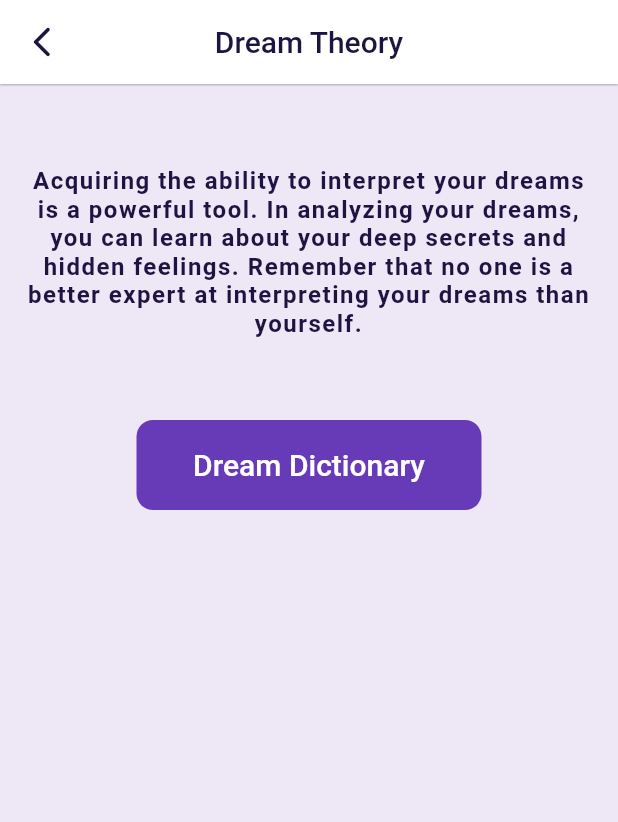
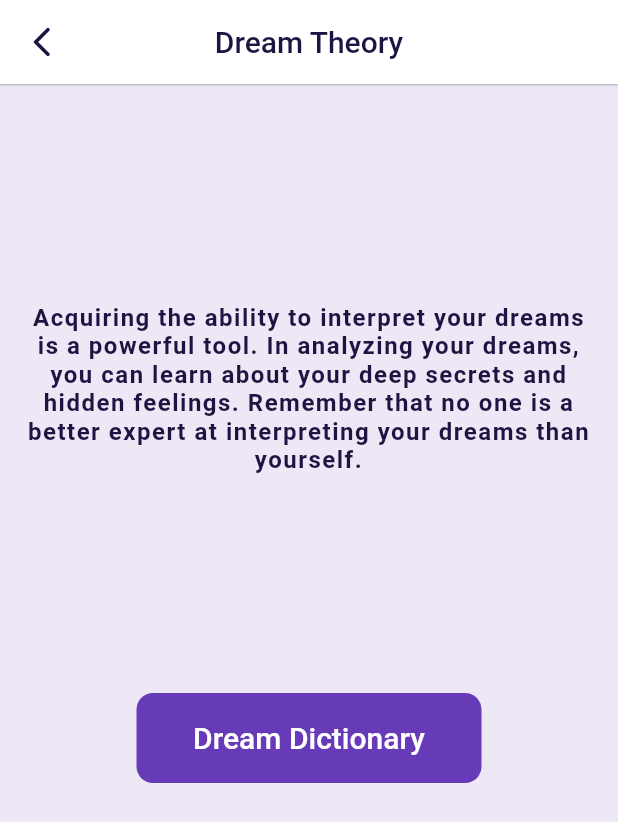
Before and after one commit to CrumblingCastle/DreamCatcher_Flutter, a Flutter app: the InfoPage screen opened directly, on a phone screen of 412 x 824 dp. Shown: the top 822 px of the screen. Run offline on Flutter 3.47's test engine with Material 2 defaults, Android fonts, the phone set to English and light mode, and no system bars; our stand-ins replace after_layout, image_picker, scrollable_positioned_list, signature, syncfusion_flutter_charts; missing offline and left inert: flutter_alarm_clock.

Commit message:
final_final

```diff
--- a/lib/main.dart
+++ b/lib/main.dart
@@ -29,7 +29,7 @@ List<Dream> dreams = [
     description: 'I was walking in a park and a dragon attacked me.',
     lucid: false,
     date: DateTime(2022, 03, 04),
-    characters: ['dragon'],
+    characters: ['red dragon'],
     place: ['park'],
   ),
   Dream(
@@ -38,22 +38,35 @@ List<Dream> dreams = [
           'I was climbing on a steep rock and another dragon attacked me.',
       lucid: false,
       date: DateTime(2022, 03, 05),
-    characters: ['dragon', 'coach Victor'],
-  ),
+      characters: ['blue dragon', 'coach Victor'],
+      place: ['climbing spot byt the sea'],
+      theme: ['getting attacked by a dragon'],
+      dreamImage: const Image(
+          image: NetworkImage(
+              'https://media-cdn.tripadvisor.com/media/photo-s/13/8c/de/2f/sea-cliff-climbing-devon.jpg'))),
   Dream(
     title: 'Dragon attack',
     description:
-        'I was getting attacked by a dragon and all of sudden another dragon attacked me.. these dragons are getting out of hand imo.',
+        'I was getting attacked by a red dragon and all of sudden another dragon, a blue one, attacked me, a purple one.. these dragons are getting out of hand imo.',
     lucid: true,
     date: DateTime(2022, 03, 06),
+    characters: ['red dragon', 'blue dragon'],
   ),
+  Dream(
+      title: 'Baby Dragon',
+      description:
+          'Turns out the red and blue dragon are a married couple. And the have a baby boy! He looks kinda funny but I think he\'ll grow to become a fine man. Here\'s a drawing I made of him.',
+      date: DateTime(2022, 03, 07),
+      lucid: true,
+      characters: ['red dragon', 'blue dragon', 'purple dragon'],
+      dreamImage: Image.asset('assets/images/drawing.png')),
   Dream(
     title: 'Awaiting for this bloke to come',
     description:
-        'Well, tonight i was just playing table tenis, waiting for the dragon. He never came :( im sad.',
+        'Well, tonight i was just playing table tennis, waiting for the dragon. He never came :( im sad.',
     lucid: true,
     date: DateTime(2022, 03, 07),
-    characters: ['maimos'],
+    characters: ['my dragon friend'],
     place: ['ypogeio lolas'],
   ),
   Dream(
@@ -62,85 +75,79 @@ List<Dream> dreams = [
           'I was getting angry with these dragons.. but now, now i see. I finally realise they were my only real friends.',
       lucid: false,
       date: DateTime(2022, 03, 08),
-  ),
+      theme: ['me being constantly surrounded by dragon, no humans wtf']),
   Dream(
       title: 'Dragon attack mothafackas',
       description:
-        'WHAT A FIGHT! Dragon is back when nobody expected him. I was chilling in the park and BAM! Dragon. We had a nice fight, then saluted eachother and went on with our days',
+          'WHAT A FIGHT! Dragon is back when nobody expected him. I was chilling in the park and BAM! Dragon. We had a nice fight, then saluted each other and went on with our days',
       lucid: true,
       date: DateTime(2022, 03, 09),
-    characters: ['dragon'],
-  ),
+      characters: ['my dragon fight buddies'],
+      place: ['park'],
+      theme: ['dragon fights for fun']),
   Dream(
-    title: 'Lunch with dragon',
+      title: 'Dragon fight club',
       description:
-        'Tonight we were not in the mood to fight. Dragon came but we just decided to grab a sandwich instead.',
+          'Tonight we were not in the mood to fight. Dragon came but we just decided to grab a sandwich instead. We talked about starting a dragon fight club tho',
       lucid: true,
       date: DateTime(2022, 03, 10),
       characters: ['dragon'],
+      theme: ['eating lunch with mah dragons']),
+  Dream(
+      title: 'wait, am I a DRAGON?????',
+      description:
+          'I was wondering why I\'m always surrounded by dragons. My friends all are dragons. Damn I even got a dragon girlfriend. MAYBE I AM A DRAGON??!',
+      lucid: true,
+      date: DateTime(2022, 03, 11),
+      characters: ['dragons'],
+      dreamImage: const Image(
+          image:
+              NetworkImage('https://pbs.twimg.com/media/B97B_xsCcAANyGJ.jpg'))),
+  Dream(
+    title: 'Not feeling it :(',
+    description:
+        'I\'m not feeling myself as of late. These dreams aren\'t fun anymore. I know I\'m not a dragon, but that\'s the only thing I\'ve been thinking about, and it\'s taken a toll on me. My girlfriend broke up with me cuz I can\'t pull my shit together. This is bad. :(',
+    lucid: true,
+    date: DateTime(2022, 03, 12),
+    theme: ['existential crisis'],
   ),
   Dream(
-    title:
-        'Everybody asks what is dragon doing, but noone ever asks how is dragon doing',
+    title: 'Real People',
     description:
-        'I am getting to know my buddy dragon and he seems like a top bloke. It had never come to my attention how opressed dragon are in todays neo-feudalistic societies.',
+        'I had a revelation tonight. I\'ve been lucid all this time. I could have just create my own reality in my dreams, but I never did. So last night I thought about having my people friends in my dreams and BOOM! Here they are. We had a barbeque. The dragons came too but they ate all the food so I am not inviting them again. Then we all had a few drinks and had a blast!',
     lucid: true,
-    date: DateTime(2022, 03, 11),
-    characters: ['dragon'],
+    date: DateTime(2022, 03, 13),
+    characters: ['friends', 'dragon'],
   ),
   Dream(
-    title: 'Awaiting for this bloke to come',
+      title: 'Old Man',
       description:
-        'Well, tonight i was just playing table tenis, waiting for the dragon. He never came :( im sad.',
-    lucid: true,
-    date: DateTime(2022, 03, 12),
-    characters: ['maimos'],
-  ),
-  Dream(
-    title: 'Awaiting for this bloke to come',
-    description:
-        'Well, tonight i was just playing table tenis, waiting for the dragon. He never came :( im sad.',
-    lucid: true,
-    date: DateTime(2022, 03, 13),
-    characters: ['maimos'],
-  ),
-  Dream(
-    title: 'Awaiting for this bloke to come',
-    description:
-        'Well, tonight i was just playing table tenis, waiting for the dragon. He never came :( im sad.',
+          'Today an old man came to me while I was chilling by the dragon lake. He told me "Son, you have to stop living in these dreams, and return in reality, where you actually are a loser". Well that old man looked very old and like he had lost it. So, since I was lucid I made him disappear. I don\'t need his negative energy.',
       lucid: true,
       date: DateTime(2022, 03, 14),
-    characters: ['maimos'],
-  ),
+      characters: ['old man'],
+      place: ['dragon lake']),
   Dream(
-    title: 'Awaiting for this bloke to come',
+    title: 'Leonardo Di Caprio',
     description:
-        'Well, tonight i was just playing table tenis, waiting for the dragon. He never came :( im sad.',
-    lucid: true,
-    date: DateTime(2022, 03, 17),
-    characters: ['maimos'],
-  ),
-  Dream(
-    title: 'Awaiting for this bloke to come',
-    description:
-        'Well, tonight i was just playing table tenis, waiting for the dragon. He never came :( im sad.',
+        'LEO WAS TALKING TO ME IN MY DREAM LAST NIGHT. For some reason I was attending the oscars. No dragons this time, the room was full of celebrities. Then suddenly I see Leonardo di Caprio !!!! coming to me. Then he told me what the old man has told me exactly. I was shocked. He said that he once was in a similar situation. He kept entering lucid dreams, he lost touch of reality at some point. They turned it into a movie actually. I took his word seriously. I seriously gotta slow down with lucid dreaming',
     lucid: true,
     date: DateTime(2022, 03, 20),
-    characters: ['maimos'],
-  ),
-  Dream(
-    title: 'Awaiting for this bloke to come',
-    description:
-        'Well, tonight i was just playing table tenis, waiting for the dragon. He never came :( im sad.',
-    lucid: true,
-    date: DateTime(2022, 03, 27),
-    characters: ['maimos'],
+    characters: ['Leonardo Di Caprio', 'Zendaya', 'Angelina Jolie'],
+    theme: ['old men lecturing me'],
+    dreamImage: const Image(
+        image: NetworkImage(
+            'https://blog.xtrawine.com/wp-content/uploads/2016/02/14.jpg')),
   ),
 ];
 
 // date we picked - global
 DateTime selectedDate = DateTime.now();
 int selectedDateIndex = 0;
+
+// variables for settings - global
+bool soulAbsorbed = false;
+int desperateCounter = -1;
 
 // ~~~~~~~~~~~~| Home Page |~~~~~~~~~~~~
 
--- a/lib/stat_info_reminder_settings.dart
+++ b/lib/stat_info_reminder_settings.dart
@@ -308,8 +308,8 @@ class _InfoPageState extends State<InfoPage> {
         ),
         body: Center(
             child: Column(
+          mainAxisAlignment: MainAxisAlignment.spaceEvenly,
           children: <Widget>[
-            const SizedBox(height: 40),
             Container(
               margin: const EdgeInsets.all(15.0),
               child: const Text(
@@ -323,7 +323,7 @@ class _InfoPageState extends State<InfoPage> {
                 ),
               ),
             ),
-            const SizedBox(height: 40),
+            //  const SizedBox(height: 40),
             Container(
               alignment: Alignment.center,
               height: 60,
@@ -340,15 +340,17 @@ class _InfoPageState extends State<InfoPage> {
                 ),
               ),
             ),
+            const SizedBox(height: 40),
           ],
         )));
   }
 }
 
 _launchURL() async {
-  const url = 'https://www.dreamdictionary.org';
+  // ignore: prefer_const_declarations
+  final url = 'https://www.dreamdictionary.org/';
   if (await canLaunch(url)) {
-    await launch(url, forceWebView: true);
+    await launch(url);
   } else {
     throw 'Could not launch $url';
   }
@@ -484,8 +486,8 @@ class Settings extends StatefulWidget {
 }
 
 class _SettingsState extends State<Settings> {
-  bool soulAbsorbed = false;
-  int desperateCounter = -1;
+  // bool soulAbsorbed = false;
+  // int desperateCounter = -1;
 
   @override
   Widget build(BuildContext context) {
@@ -518,6 +520,7 @@ class _SettingsState extends State<Settings> {
                   fontSize: 20.0,
                   fontWeight: FontWeight.bold),
             ),
+            // SWITCH
             SizedBox(
               height: 75,
               width: 90,
@@ -541,19 +544,48 @@ class _SettingsState extends State<Settings> {
                 ),
               ),
             ),
-            Text(
-              desperateCounter < 0
+            RichText(
+              textAlign: TextAlign.center,
+              text: TextSpan(children: [
+                TextSpan(
+                  text: desperateCounter < 0
                       ? ''
                       : desperateCounter < 26
                           ? 'S O U L\nH A R V E S T E D'
-                      : 'S O U L\ndeemed useless and returned lol',
-              textAlign: TextAlign.center,
+                          : 'S O U L\ndeemed useless and returned lol\n\n',
+                  // textAlign: TextAlign.center,
                   style: const TextStyle(
                       fontFamily: 'Shadow',
                       color: Color.fromARGB(255, 50, 12, 117),
                       fontSize: 20.0,
                       fontWeight: FontWeight.w900),
                 ),
+                TextSpan(
+                  text: desperateCounter < 26 ? '' : 'happy now?',
+                  // textAlign: TextAlign.center,
+                  style: const TextStyle(
+                    // fontFamily: 'Shadow',
+                    color: Color.fromARGB(255, 50, 12, 117),
+                    fontSize: 15.0,
+
+                    // fontWeight: FontWeight.w900),
+                  ),
+                )
+              ]),
+            ),
+            // Text(
+            //   desperateCounter < 0
+            //       ? ''
+            //       : desperateCounter < 26
+            //           ? 'S O U L\nH A R V E S T E D'
+            //           : 'S O U L\ndeemed useless and returned lol\nhappy now?',
+            //   textAlign: TextAlign.center,
+            //   style: const TextStyle(
+            //       fontFamily: 'Shadow',
+            //       color: Color.fromARGB(255, 50, 12, 117),
+            //       fontSize: 20.0,
+            //       fontWeight: FontWeight.w900),
+            // ),
             const SizedBox(height: 10),
             Text(
               desperateCounter < 1 || desperateCounter == 26
@@ -569,7 +601,7 @@ class _SettingsState extends State<Settings> {
             ),
             const SizedBox(height: 10.0),
             Text(
-              desperateCounter < 5
+              desperateCounter < 3
                   ? ''
                   : desperateCounter < 26
                       ? 'hahaha it starts being funny.. $desperateCounter hopeless tries so far.\nI wonder how far your desparation can go :)'
@@ -584,7 +616,7 @@ class _SettingsState extends State<Settings> {
             ),
             const SizedBox(height: 10.0),
             Text(
-              desperateCounter < 10
+              desperateCounter < 8
                   ? ''
                   : desperateCounter < 26
                       ? 'Still nope.\n'
@@ -598,7 +630,7 @@ class _SettingsState extends State<Settings> {
                   fontSize: 15.0),
             ),
             Text(
-              desperateCounter < 15 || desperateCounter > 25
+              desperateCounter < 14 || desperateCounter > 25
                   ? ''
                   : 'Yeah whatever, get over it. Soul. Mine.\n',
               textAlign: TextAlign.center,
@@ -608,7 +640,7 @@ class _SettingsState extends State<Settings> {
                   fontSize: 15.0),
             ),
             Text(
-              desperateCounter < 20 || desperateCounter > 25
+              desperateCounter < 18 || desperateCounter > 25
                   ? ''
                   : 'Starting to get on my nerves here.. >:(\n',
               textAlign: TextAlign.center,
@@ -621,7 +653,7 @@ class _SettingsState extends State<Settings> {
             Text(
               desperateCounter < 23 || desperateCounter > 25
                   ? ''
-                  : 'Enough. I decided it is worthless anyway lol.\nFew more litlle peasant.',
+                  : 'Enough. I decided it is worthless anyway lol.\nJust get it back..',
               textAlign: TextAlign.center,
               style: const TextStyle(
                 // fontFamily: 'Shadow',
--- a/pubspec.yaml
+++ b/pubspec.yaml
@@ -42,6 +42,7 @@ dependencies:
   syncfusion_flutter_charts: ^19.4.55
   signature: ^5.0.0
   image_picker: ^0.8.4+11
+  flutter_launcher_icons: ^0.9.2
 
 dev_dependencies:
   flutter_test:
@@ -70,6 +71,9 @@ flutter:
   #   - images/a_dot_burr.jpeg
   #   - images/a_dot_ham.jpeg
 
+  assets:
+    - assets/images/drawing.png
+
   # An image asset can refer to one or more resolution-specific "variants", see
   # https://flutter.dev/assets-and-images/#resolution-aware.
 
@@ -87,7 +91,7 @@ flutter:
         - asset: fonts/Lobster-Regular.ttf
     - family: Ave
       fonts:
-        - asset: fonts/Ave-Regular.ttf
+        - asset: fonts/Ave.ttf
 
   # For details regarding fonts from package dependencies,
   # see https://flutter.dev/custom-fonts/#from-packages
```
Also changed, not shown: assets/images/drawing.png (added), pubspec.lock. Lines whose indentation alone changed are shown as unchanged.
